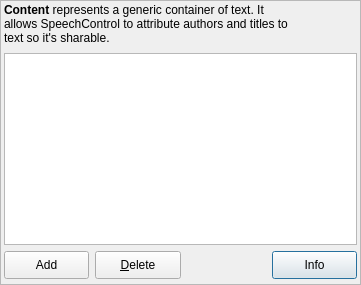
Qt form res/ui/settingspane-content.ui (smartboyhw/speechcontrol) before a commit.
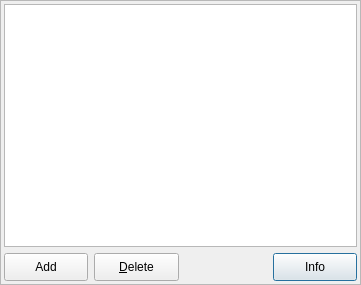
The same form after that commit.

Commit message: Updated UI to fix a bit of layout inconstienties.

The edit to the form file:
```diff
--- a/res/ui/settingspane-content.ui
+++ b/res/ui/settingspane-content.ui
@@ -29,57 +29,18 @@
    <property name="geometry">
     <rect>
      <x>4</x>
-     <y>2</y>
+     <y>4</y>
      <width>353</width>
      <height>277</height>
     </rect>
    </property>
    <layout class="QGridLayout" name="gridLayout">
-    <item row="0" column="0">
-     <widget class="QLabel" name="label">
-      <property name="minimumSize">
-       <size>
-        <width>294</width>
-        <height>45</height>
-       </size>
-      </property>
-      <property name="maximumSize">
-       <size>
-        <width>294</width>
-        <height>45</height>
-       </size>
-      </property>
-      <property name="text">
-       <string>&lt;!DOCTYPE HTML PUBLIC &quot;-//W3C//DTD HTML 4.0//EN&quot; &quot;http://www.w3.org/TR/REC-html40/strict.dtd&quot;&gt;
-&lt;html&gt;&lt;head&gt;&lt;meta name=&quot;qrichtext&quot; content=&quot;1&quot; /&gt;&lt;style type=&quot;text/css&quot;&gt;
-p, li { white-space: pre-wrap; }
-&lt;/style&gt;&lt;/head&gt;&lt;body style=&quot; font-family:'Ubuntu'; font-size:9pt; font-weight:400; font-style:normal;&quot;&gt;
-&lt;p style=&quot; margin-top:0px; margin-bottom:0px; margin-left:0px; margin-right:0px; -qt-block-indent:0; text-indent:0px;&quot;&gt;&lt;span style=&quot; font-weight:600;&quot;&gt;Content&lt;/span&gt; represents a generic container of text. It allows SpeechControl to attribute authors and titles to text so it's sharable.&lt;/p&gt;&lt;/body&gt;&lt;/html&gt;</string>
-      </property>
-      <property name="wordWrap">
-       <bool>true</bool>
-      </property>
-      <property name="margin">
-       <number>0</number>
-      </property>
-     </widget>
-    </item>
     <item row="1" column="0">
-     <widget class="QListWidget" name="lstContent">
-      <property name="selectionMode">
-       <enum>QAbstractItemView::MultiSelection</enum>
-      </property>
-      <property name="sortingEnabled">
-       <bool>true</bool>
-      </property>
-     </widget>
-    </item>
-    <item row="2" column="0">
      <layout class="QHBoxLayout" name="horizontalLayout">
       <item>
        <widget class="QPushButton" name="btnAdd">
         <property name="sizePolicy">
-         <sizepolicy hsizetype="MinimumExpanding" vsizetype="MinimumExpanding">
+         <sizepolicy hsizetype="Preferred" vsizetype="Preferred">
           <horstretch>0</horstretch>
           <verstretch>0</verstretch>
          </sizepolicy>
@@ -101,7 +62,7 @@
       <item>
        <widget class="QPushButton" name="btnDelete">
         <property name="sizePolicy">
-         <sizepolicy hsizetype="MinimumExpanding" vsizetype="MinimumExpanding">
+         <sizepolicy hsizetype="Preferred" vsizetype="Preferred">
           <horstretch>0</horstretch>
           <verstretch>0</verstretch>
          </sizepolicy>
@@ -136,7 +97,7 @@
       <item>
        <widget class="QPushButton" name="btnInfo">
         <property name="sizePolicy">
-         <sizepolicy hsizetype="MinimumExpanding" vsizetype="MinimumExpanding">
+         <sizepolicy hsizetype="Preferred" vsizetype="Preferred">
           <horstretch>0</horstretch>
           <verstretch>0</verstretch>
          </sizepolicy>
@@ -160,6 +121,16 @@
       </item>
      </layout>
     </item>
+    <item row="0" column="0">
+     <widget class="QListWidget" name="lstContent">
+      <property name="selectionMode">
+       <enum>QAbstractItemView::MultiSelection</enum>
+      </property>
+      <property name="sortingEnabled">
+       <bool>true</bool>
+      </property>
+     </widget>
+    </item>
    </layout>
   </widget>
  </widget>
```
The commit also changes 1 other file.
